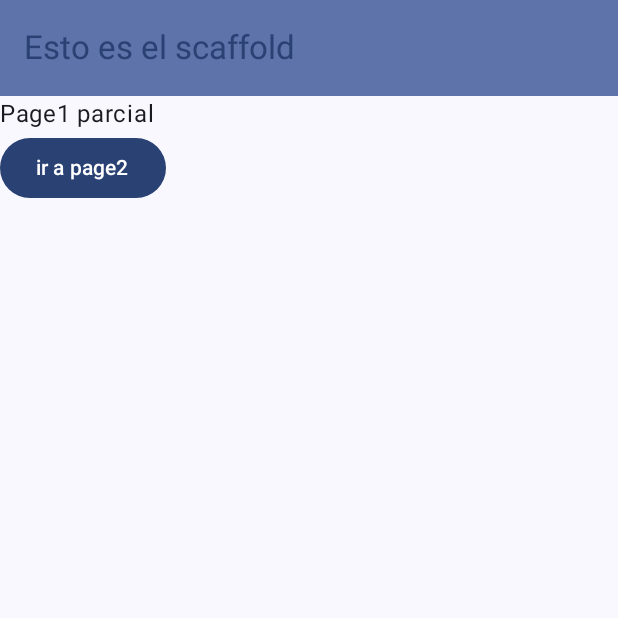
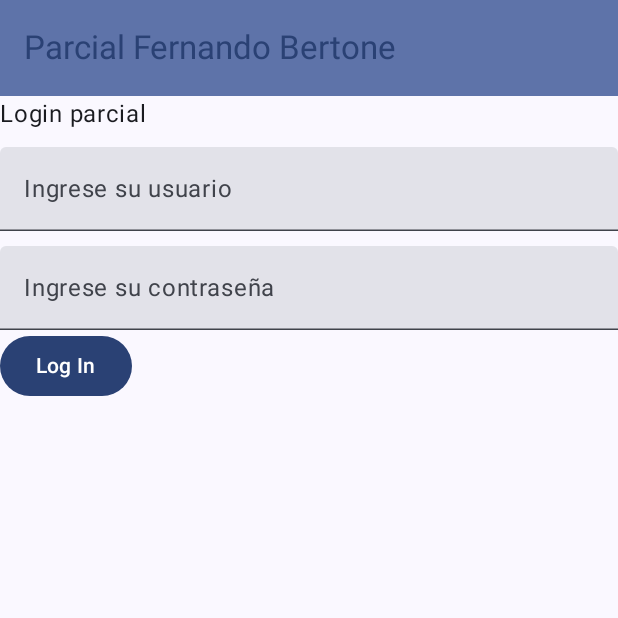
Before and after one commit to Ferbertone/ParcialAplicacionesWebMobile, an Android app built with Jetpack Compose: the screen it shows after launch (MainActivity), on a phone screen of 412 x 824 dp, the top half of it. Run offline under Robolectric (Android 15) with nearby library versions, the phone set to English and light mode, and no system bars.

```diff
--- /dev/null
+++ b/app/src/main/java/com/example/parcialfernandobertone/Pages/Login.kt
@@ -0,0 +1,96 @@
+package com.example.parcialfernandobertone.Pages
+
+import androidx.compose.foundation.layout.Column
+import androidx.compose.foundation.layout.fillMaxWidth
+import androidx.compose.foundation.layout.padding
+import androidx.compose.material3.Button
+import androidx.compose.material3.Text
+import androidx.compose.material3.TextField
+import androidx.compose.runtime.Composable
+import androidx.compose.runtime.getValue
+import androidx.compose.runtime.mutableStateOf
+import androidx.compose.runtime.remember
+import androidx.compose.runtime.setValue
+import androidx.compose.ui.Modifier
+import androidx.compose.ui.tooling.preview.Preview
+import androidx.compose.ui.unit.dp
+import androidx.navigation.NavController
+import androidx.navigation.compose.rememberNavController
+import com.example.parcialfernandobertone.ui.theme.ParcialFernandoBertoneTheme
+
+@Composable
+fun Login(
+    modifier: Modifier = Modifier,
+    navController: NavController
+) {
+
+    var loginExitoso by remember{
+        mutableStateOf(true)
+    }
+
+    val usuario = "pedro@pe.com.ar"
+    val contraseña = "abc123"
+    val nombre = "Predo Pe"
+
+    var usuarioField by remember { mutableStateOf("") }
+    var contraseñaField by remember { mutableStateOf("") }
+
+    Column {
+        Text(text = "Login parcial")
+        TextField(
+            value = usuarioField,
+            onValueChange = {usuarioField = it},
+            placeholder = { Text(text = "Ingrese su usuario") },
+            modifier = modifier
+                .padding(top = 10.dp)
+                .fillMaxWidth()
+        )
+        TextField(
+            value = contraseñaField,
+            onValueChange = {contraseñaField = it},
+            placeholder = { Text(text = "Ingrese su contraseña") },
+            modifier = modifier
+                .padding(top = 10.dp)
+                .fillMaxWidth()
+        )
+        if (loginExitoso){
+            Button(
+                onClick = {
+                    if (usuarioField == usuario && contraseñaField == contraseña) {
+                        navController.navigate("Bienvenida")
+                    } else {
+                        loginExitoso = false
+                    }
+                }
+            ) {
+                Text(text = "Log In")
+            }
+        }else{
+            Text(text = "Usuario o contraseña invalidos")
+            Button(
+                onClick = {
+                    if (usuarioField == usuario && contraseñaField == contraseña) {
+                        navController.navigate("Bienvenida")
+                    } else {
+                        loginExitoso = false
+                    }
+
+                }
+            ) {
+                Text(text = "Login")
+            }
+        }
+
+
+    }
+}
+
+@Preview(showBackground = true)
+@Composable
+fun Page1Preview() {
+
+    ParcialFernandoBertoneTheme {
+        val navController = rememberNavController()
+        Login(navController = navController)
+    }
+}
--- a/app/src/main/java/com/example/parcialfernandobertone/Pages/MainPage.kt
+++ b/app/src/main/java/com/example/parcialfernandobertone/Pages/MainPage.kt
@@ -47,7 +47,7 @@ fun MainPagePreview() {
 fun MainTopappBar() {
     TopAppBar(
         title = {
-            Text(text = "Esto es el scaffold")
+            Text(text = "Parcial Fernando Bertone")
         },
         colors =  TopAppBarDefaults.topAppBarColors(
             titleContentColor = MaterialTheme.colorScheme.primary,
@@ -61,14 +61,14 @@ fun MainTopappBar() {
 fun MainNavHost(
     navHostController: NavHostController,
     modifier : Modifier = Modifier,
-    startDestination: String = "page1"
+    startDestination: String = "Login"
 ){
     NavHost(
         navController = navHostController,
         modifier = modifier,
-        startDestination = "page1"
+        startDestination = "Login"
     ) {
-        composable("page1") { Page1(navController = navHostController) }
-        composable("page2") { Page2(navController = navHostController) }
+        composable("Login") { Login(navController = navHostController) }
+        composable("Bienvenida") { Bienvenida(navController = navHostController) }
     }
 }
--- a/app/src/main/java/com/example/parcialfernandobertone/Pages/Page1.kt
+++ /dev/null
@@ -1,42 +0,0 @@
-package com.example.parcialfernandobertone.Pages
-
-import androidx.compose.foundation.layout.Column
-import androidx.compose.material3.Button
-import androidx.compose.material3.Text
-import androidx.compose.runtime.Composable
-import androidx.compose.ui.Modifier
-import androidx.compose.ui.tooling.preview.Preview
-import androidx.navigation.NavController
-import androidx.navigation.compose.rememberNavController
-import com.example.parcialfernandobertone.ui.theme.ParcialFernandoBertoneTheme
-
-@Composable
-fun Page1(
-    modifier: Modifier = Modifier,
-    navController: NavController
-) {
-
-    Column {
-        Text(text = "Page1 parcial")
-        Button(
-            onClick = {
-                navController.navigate("page2")
-
-            }
-        ) {
-            Text(text = "ir a page2")
-
-        }
-
-    }
-}
-
-@Preview(showBackground = true)
-@Composable
-fun Page1Preview() {
-
-    ParcialFernandoBertoneTheme {
-        val navController = rememberNavController()
-        Page1(navController = navController)
-    }
-}
```
Also changed, not shown: app/src/main/java/com/example/parcialfernandobertone/Pages/Bienvenida.kt (renamed from app/src/main/java/com/example/parcialfernandobertone/Pages/page2.kt, +10 -5 lines).
